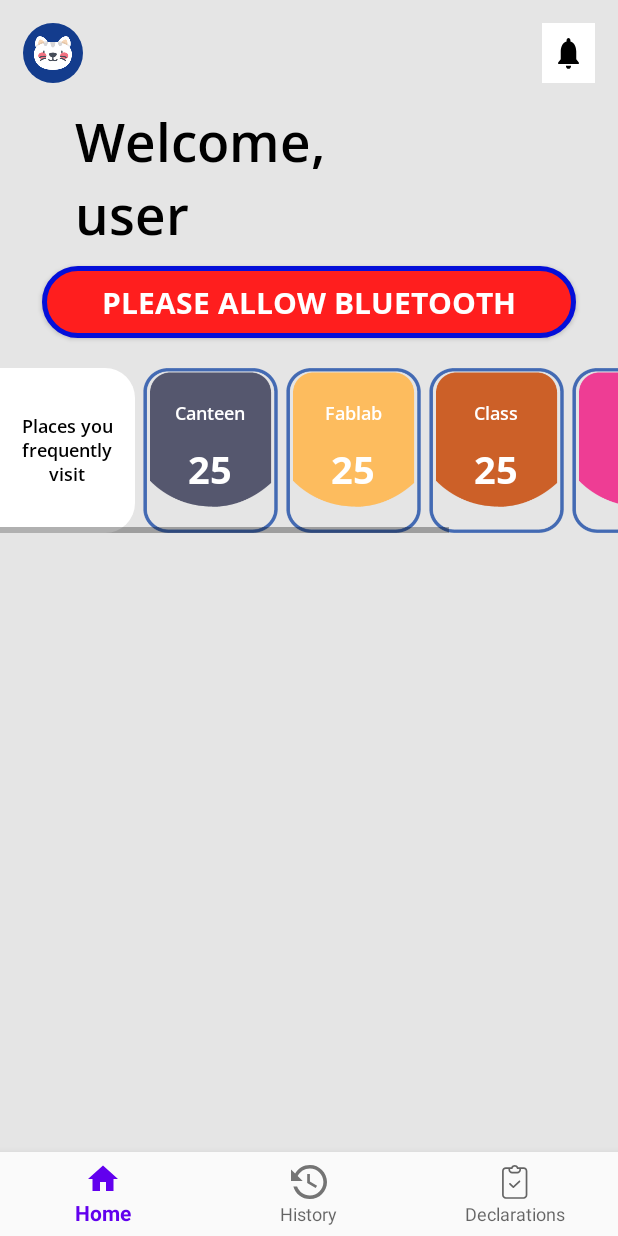
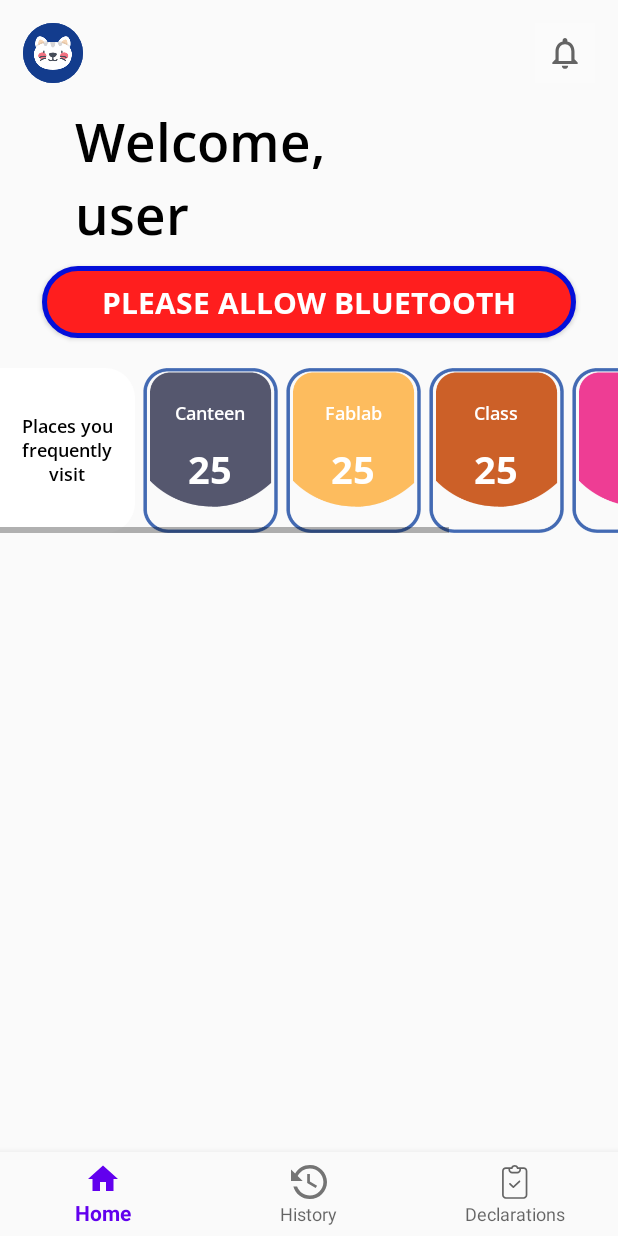
Before and after one commit to sutd-esc-c1g5-2021/DabCab, an Android app: the HomeFragment screen opened directly, with no data from a screen before it, on a phone screen of 412 x 824 dp. Run offline under Robolectric (Android 15) with nearby library versions, the phone set to English and light mode, and no system bars; our stand-ins replace navigation-ui; libraries missing offline, so code that uses them is left out: org.altbeacon.beacon; 2 statements that could not run were skipped.

Commit message:
Fixed button colour issue

```diff
--- a/app/src/main/res/layout/activity_main.xml
+++ b/app/src/main/res/layout/activity_main.xml
@@ -23,6 +23,7 @@
         android:name="androidx.navigation.fragment.NavHostFragment"
         android:layout_width="match_parent"
         android:layout_height="match_parent"
+        android:background="#FFFFFF"
         app:defaultNavHost="true"
         app:layout_constraintBottom_toTopOf="@id/nav_view"
         app:layout_constraintHorizontal_bias="0.0"
@@ -48,24 +49,23 @@
             android:layout_marginStart="15dp"
             android:layout_marginLeft="15dp"
             android:layout_marginTop="15dp"
-            android:background="@drawable/ic_custom_image_button"
+            android:background="@drawable/custom_image_button"
             android:padding="7dp"
-
             android:src="@drawable/profile_icon" />
 
         <ImageButton
             android:id="@+id/notificationButton"
-            android:layout_width="35dp"
+            android:layout_width="40dp"
             android:layout_height="40dp"
+            android:layout_alignParentEnd="true"
+            android:layout_alignParentRight="true"
+            android:layout_marginTop="15dp"
+            android:layout_marginEnd="15dp"
+            android:layout_marginRight="15dp"
+            android:padding="7dp"
+            android:background="#FBFBFB"
             android:scaleType="fitXY"
-            android:layout_alignParentRight="true"
-            android:layout_alignParentEnd="true"
-            android:layout_marginRight="15dp"
-            android:layout_marginEnd="15dp"
-            android:layout_marginTop="15dp"
-            android:background="#FFFFFF"
-            android:padding="7dp"
-            android:src="@drawable/ic_notifications_black_24dp" />
+            android:src="@drawable/ic_baseline_notifications_none_24" />
     </RelativeLayout>
 
 </androidx.constraintlayout.widget.ConstraintLayout>
--- a/app/src/main/res/layout/fragment_home.xml
+++ b/app/src/main/res/layout/fragment_home.xml
@@ -4,7 +4,6 @@
     xmlns:tools="http://schemas.android.com/tools"
     android:layout_width="fill_parent"
     android:layout_height="fill_parent"
-    android:background="#E5E5E5"
     android:orientation="vertical"
     tools:context=".ui.home.HomeFragment">
 
@@ -37,7 +36,7 @@
             android:layout_marginRight="15dp"
             android:layout_marginEnd="15dp"
             android:layout_marginTop="15dp"
-            android:background="#E5E5E5"
+            android:background="#FBFBFB"
             android:src="@drawable/ic_baseline_notifications_none_24" />
         <TextView
             android:id="@+id/badge_notification"
```
